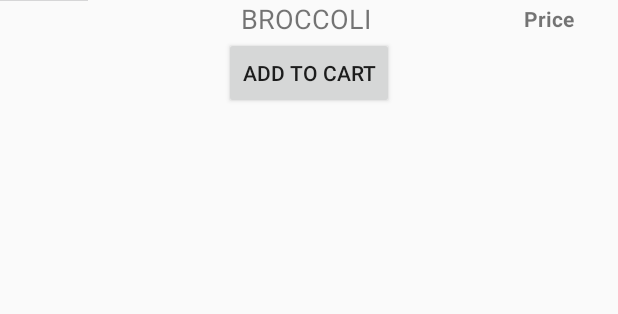
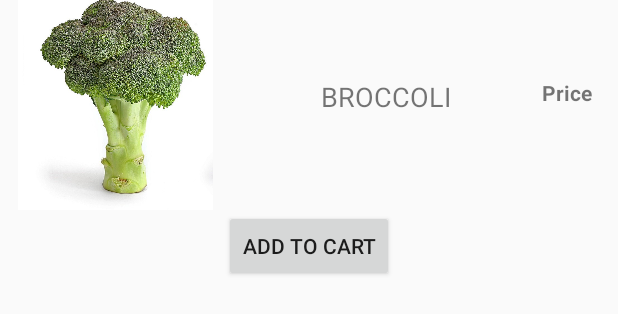
Before and after one commit to sravanrao2/Go-cart, an Android app: the layout item.xml on its own in the app's theme, with its tools: preview values and no code run, on a phone screen of 412 x 824 dp. Shown: the top 314 px of the screen. Run offline under Robolectric (Android 15) with nearby library versions, the phone set to English and light mode, and no system bars; Roboto replaces fonts that are not available here.

Commit message:
items xml

```diff
--- a/app/src/main/res/layout/item.xml
+++ b/app/src/main/res/layout/item.xml
@@ -16,15 +16,15 @@
 
         <ImageView
             android:id="@+id/imageView4"
-            android:layout_width="wrap_content"
-            android:layout_height="wrap_content"
+            android:layout_width="120dp"
+            android:layout_height="140dp"
             android:layout_weight="1"
-            tools:srcCompat="@tools:sample/avatars" />
+            android:src="@drawable/broccoli" />
 
         <TextView
-            android:id="@+id/textView4"
+            android:id="@+id/receipe"
             android:layout_width="wrap_content"
-            android:layout_height="wrap_content"
+            android:layout_height="35dp"
             android:layout_gravity="center_vertical"
             android:layout_weight="3.5"
             android:fontFamily="@font/scada"
@@ -34,9 +34,9 @@
             android:textSize="18sp" />
 
         <TextView
-            android:id="@+id/textView5"
+            android:id="@+id/priceitem"
             android:layout_width="wrap_content"
-            android:layout_height="wrap_content"
+            android:layout_height="35dp"
             android:layout_gravity="center_vertical"
             android:layout_weight="0.5"
             android:text="Price"
```
